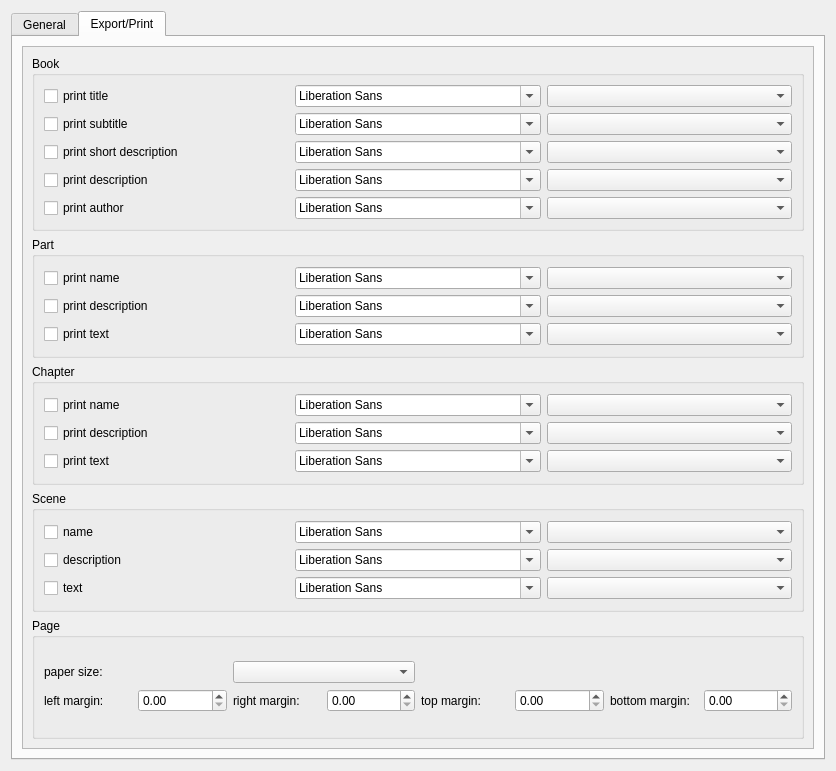
Qt form cpropertieswindow.ui (birkeh/qtStoryWriter) before a commit.
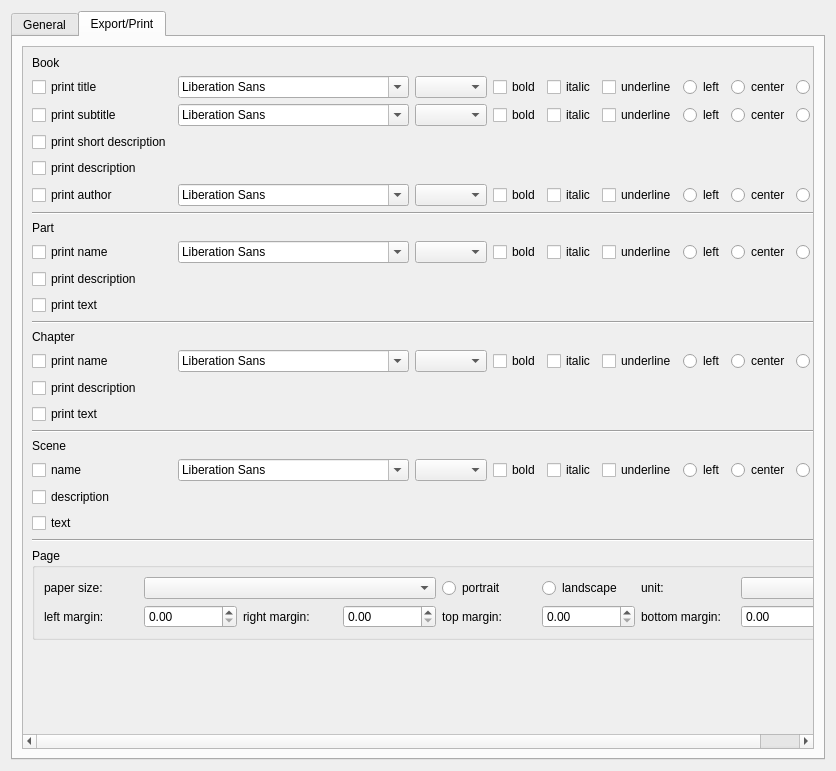
The same form after that commit. Custom widgets are drawn as their Qt base class.

```diff
--- a/cpropertieswindow.ui
+++ b/cpropertieswindow.ui
@@ -147,7 +147,7 @@
        <string>Export/Print</string>
       </attribute>
       <layout class="QGridLayout" name="gridLayout_6">
-       <item row="0" column="0">
+       <item row="0" column="1">
         <widget class="QScrollArea" name="scrollArea">
          <property name="widgetResizable">
           <bool>true</bool>
@@ -161,242 +161,8 @@
             <height>707</height>
            </rect>
           </property>
-          <layout class="QGridLayout" name="gridLayout_13">
-           <item row="2" column="0">
-            <widget class="QGroupBox" name="groupBox_3">
-             <property name="title">
-              <string>Chapter</string>
-             </property>
-             <layout class="QGridLayout" name="gridLayout_10">
-              <item row="0" column="0">
-               <layout class="QGridLayout" name="gridLayout_9">
-                <item row="0" column="0">
-                 <widget class="QCheckBox" name="checkBox_9">
-                  <property name="text">
-                   <string>print name</string>
-                  </property>
-                 </widget>
-                </item>
-                <item row="2" column="0">
-                 <widget class="QCheckBox" name="checkBox_11">
-                  <property name="text">
-                   <string>print text</string>
-                  </property>
-                 </widget>
-                </item>
-                <item row="1" column="0">
-                 <widget class="QCheckBox" name="checkBox_10">
-                  <property name="text">
-                   <string>print description</string>
-                  </property>
-                 </widget>
-                </item>
-                <item row="1" column="1">
-                 <widget class="QFontComboBox" name="fontComboBox_10"/>
-                </item>
-                <item row="0" column="1">
-                 <widget class="QFontComboBox" name="fontComboBox_9"/>
-                </item>
-                <item row="2" column="1">
-                 <widget class="QFontComboBox" name="fontComboBox_11"/>
-                </item>
-                <item row="0" column="2">
-                 <widget class="QComboBox" name="comboBox_9"/>
-                </item>
-                <item row="1" column="2">
-                 <widget class="QComboBox" name="comboBox_10"/>
-                </item>
-                <item row="2" column="2">
-                 <widget class="QComboBox" name="comboBox_11"/>
-                </item>
-               </layout>
-              </item>
-             </layout>
-            </widget>
-           </item>
+          <layout class="QGridLayout" name="gridLayout_4">
            <item row="1" column="0">
-            <widget class="QGroupBox" name="groupBox_2">
-             <property name="title">
-              <string>Part</string>
-             </property>
-             <layout class="QGridLayout" name="gridLayout_8">
-              <item row="0" column="0">
-               <layout class="QGridLayout" name="gridLayout_7">
-                <item row="0" column="0">
-                 <widget class="QCheckBox" name="checkBox_6">
-                  <property name="text">
-                   <string>print name</string>
-                  </property>
-                 </widget>
-                </item>
-                <item row="1" column="0">
-                 <widget class="QCheckBox" name="checkBox_7">
-                  <property name="text">
-                   <string>print description</string>
-                  </property>
-                 </widget>
-                </item>
-                <item row="2" column="0">
-                 <widget class="QCheckBox" name="checkBox_8">
-                  <property name="text">
-                   <string>print text</string>
-                  </property>
-                 </widget>
-                </item>
-                <item row="1" column="1">
-                 <widget class="QFontComboBox" name="fontComboBox_7"/>
-                </item>
-                <item row="0" column="1">
-                 <widget class="QFontComboBox" name="fontComboBox_6"/>
-                </item>
-                <item row="2" column="1">
-                 <widget class="QFontComboBox" name="fontComboBox_8"/>
-                </item>
-                <item row="0" column="2">
-                 <widget class="QComboBox" name="comboBox_6"/>
-                </item>
-                <item row="1" column="2">
-                 <widget class="QComboBox" name="comboBox_7"/>
-                </item>
-                <item row="2" column="2">
-                 <widget class="QComboBox" name="comboBox_8"/>
-                </item>
-               </layout>
-              </item>
-             </layout>
-            </widget>
-           </item>
-           <item row="3" column="0">
-            <widget class="QGroupBox" name="groupBox_4">
-             <property name="title">
-              <string>Scene</string>
-             </property>
-             <layout class="QGridLayout" name="gridLayout_12">
-              <item row="0" column="0">
-               <layout class="QGridLayout" name="gridLayout_11">
-                <item row="0" column="0">
-                 <widget class="QCheckBox" name="checkBox_12">
-                  <property name="text">
-                   <string>name</string>
-                  </property>
-                 </widget>
-                </item>
-                <item row="1" column="0">
-                 <widget class="QCheckBox" name="checkBox_13">
-                  <property name="text">
-                   <string>description</string>
-                  </property>
-                 </widget>
-                </item>
-                <item row="2" column="0">
-                 <widget class="QCheckBox" name="checkBox_14">
-                  <property name="text">
-                   <string>text</string>
-                  </property>
-                 </widget>
-                </item>
-                <item row="1" column="1">
-                 <widget class="QFontComboBox" name="fontComboBox_13"/>
-                </item>
-                <item row="0" column="1">
-                 <widget class="QFontComboBox" name="fontComboBox_12"/>
-                </item>
-                <item row="2" column="1">
-                 <widget class="QFontComboBox" name="fontComboBox_14"/>
-                </item>
-                <item row="0" column="2">
-                 <widget class="QComboBox" name="comboBox_12"/>
-                </item>
-                <item row="1" column="2">
-                 <widget class="QComboBox" name="comboBox_13"/>
-                </item>
-                <item row="2" column="2">
-                 <widget class="QComboBox" name="comboBox_14"/>
-                </item>
-               </layout>
-              </item>
-             </layout>
-            </widget>
-           </item>
-           <item row="0" column="0">
-            <widget class="QGroupBox" name="groupBox">
-             <property name="title">
-              <string>Book</string>
-             </property>
-             <layout class="QGridLayout" name="gridLayout_5">
-              <item row="0" column="0">
-               <layout class="QGridLayout" name="gridLayout_4">
-                <item row="0" column="0">
-                 <widget class="QCheckBox" name="checkBox">
-                  <property name="text">
-                   <string>print title</string>
-                  </property>
-                 </widget>
-                </item>
-                <item row="1" column="0">
-                 <widget class="QCheckBox" name="checkBox_2">
-                  <property name="text">
-                   <string>print subtitle</string>
-                  </property>
-                 </widget>
-                </item>
-                <item row="2" column="0">
-                 <widget class="QCheckBox" name="checkBox_3">
-                  <property name="text">
-                   <string>print short description</string>
-                  </property>
-                 </widget>
-                </item>
-                <item row="3" column="0">
-                 <widget class="QCheckBox" name="checkBox_4">
-                  <property name="text">
-                   <string>print description</string>
-                  </property>
-                 </widget>
-                </item>
-                <item row="4" column="0">
-                 <widget class="QCheckBox" name="checkBox_5">
-                  <property name="text">
-                   <string>print author</string>
-                  </property>
-                 </widget>
-                </item>
-                <item row="1" column="1">
-                 <widget class="QFontComboBox" name="fontComboBox_2"/>
-                </item>
-                <item row="0" column="1">
-                 <widget class="QFontComboBox" name="fontComboBox"/>
-                </item>
-                <item row="3" column="1">
-                 <widget class="QFontComboBox" name="fontComboBox_3"/>
-                </item>
-                <item row="4" column="1">
-                 <widget class="QFontComboBox" name="fontComboBox_4"/>
-                </item>
-                <item row="2" column="1">
-                 <widget class="QFontComboBox" name="fontComboBox_5"/>
-                </item>
-                <item row="0" column="2">
-                 <widget class="QComboBox" name="comboBox"/>
-                </item>
-                <item row="1" column="2">
-                 <widget class="QComboBox" name="comboBox_2"/>
-                </item>
-                <item row="2" column="2">
-                 <widget class="QComboBox" name="comboBox_3"/>
-                </item>
-                <item row="3" column="2">
-                 <widget class="QComboBox" name="comboBox_4"/>
-                </item>
-                <item row="4" column="2">
-                 <widget class="QComboBox" name="comboBox_5"/>
-                </item>
-               </layout>
-              </item>
-             </layout>
-            </widget>
-           </item>
-           <item row="4" column="0">
             <widget class="QGroupBox" name="groupBox_5">
              <property name="title">
               <string>Page</string>
@@ -404,13 +170,6 @@
              <layout class="QGridLayout" name="gridLayout_15">
               <item row="0" column="0">
                <layout class="QGridLayout" name="gridLayout_14">
-                <item row="0" column="0" colspan="2">
-                 <widget class="QLabel" name="label_9">
-                  <property name="text">
-                   <string>paper size:</string>
-                  </property>
-                 </widget>
-                </item>
                 <item row="1" column="2">
                  <widget class="QLabel" name="label_11">
                   <property name="text">
@@ -432,10 +191,7 @@
                  </widget>
                 </item>
                 <item row="1" column="1">
-                 <widget class="QDoubleSpinBox" name="doubleSpinBox"/>
-                </item>
-                <item row="0" column="2" colspan="2">
-                 <widget class="QComboBox" name="comboBox_15"/>
+                 <widget class="QDoubleSpinBox" name="m_lpMarginLeft"/>
                 </item>
                 <item row="1" column="4">
                  <widget class="QLabel" name="label_12">
@@ -455,13 +211,552 @@
                  <widget class="QDoubleSpinBox" name="doubleSpinBox_3"/>
                 </item>
                 <item row="1" column="7">
-                 <widget class="QDoubleSpinBox" name="doubleSpinBox_4"/>
+                 <widget class="QDoubleSpinBox" name="m_lpMarginBottom"/>
+                </item>
+                <item row="0" column="0">
+                 <widget class="QLabel" name="label_9">
+                  <property name="text">
+                   <string>paper size:</string>
+                  </property>
+                 </widget>
+                </item>
+                <item row="0" column="1" colspan="3">
+                 <widget class="QComboBox" name="m_lpPaperSize"/>
+                </item>
+                <item row="0" column="4">
+                 <widget class="QRadioButton" name="m_lpOrientationPortrait">
+                  <property name="text">
+                   <string>portrait</string>
+                  </property>
+                  <attribute name="buttonGroup">
+                   <string notr="true">m_lpOrientation</string>
+                  </attribute>
+                 </widget>
+                </item>
+                <item row="0" column="5">
+                 <widget class="QRadioButton" name="m_lpOrientationLandscape">
+                  <property name="text">
+                   <string>landscape</string>
+                  </property>
+                  <attribute name="buttonGroup">
+                   <string notr="true">m_lpOrientation</string>
+                  </attribute>
+                 </widget>
+                </item>
+                <item row="0" column="6">
+                 <widget class="QLabel" name="label_18">
+                  <property name="text">
+                   <string>unit:</string>
+                  </property>
+                 </widget>
+                </item>
+                <item row="0" column="7">
+                 <widget class="QComboBox" name="m_lpUnit"/>
                 </item>
                </layout>
               </item>
              </layout>
             </widget>
            </item>
+           <item row="2" column="0">
+            <spacer name="verticalSpacer">
+             <property name="orientation">
+              <enum>Qt::Vertical</enum>
+             </property>
+             <property name="sizeHint" stdset="0">
+              <size>
+               <width>20</width>
+               <height>40</height>
+              </size>
+             </property>
+            </spacer>
+           </item>
+           <item row="0" column="0">
+            <layout class="QGridLayout" name="gridLayout_13">
+             <item row="11" column="0" colspan="9">
+              <widget class="Line" name="line_2">
+               <property name="orientation">
+                <enum>Qt::Horizontal</enum>
+               </property>
+              </widget>
+             </item>
+             <item row="14" column="0">
+              <widget class="QCheckBox" name="m_lpPrintChapterDescription">
+               <property name="text">
+                <string>print description</string>
+               </property>
+              </widget>
+             </item>
+             <item row="10" column="0">
+              <widget class="QCheckBox" name="m_lpPrintPartText">
+               <property name="text">
+                <string>print text</string>
+               </property>
+              </widget>
+             </item>
+             <item row="13" column="3">
+              <widget class="QCheckBox" name="m_lpChapterNameBold">
+               <property name="text">
+                <string>bold</string>
+               </property>
+              </widget>
+             </item>
+             <item row="20" column="0">
+              <widget class="QCheckBox" name="m_lpPrintSceneText">
+               <property name="text">
+                <string>text</string>
+               </property>
+              </widget>
+             </item>
+             <item row="18" column="3">
+              <widget class="QCheckBox" name="m_lpSceneNameBold">
+               <property name="text">
+                <string>bold</string>
+               </property>
+              </widget>
+             </item>
+             <item row="6" column="0" colspan="9">
+              <widget class="Line" name="line">
+               <property name="orientation">
+                <enum>Qt::Horizontal</enum>
+               </property>
+              </widget>
+             </item>
+             <item row="2" column="5">
+              <widget class="QCheckBox" name="m_lpSubtitleUnderline">
+               <property name="text">
+                <string>underline</string>
+               </property>
+              </widget>
+             </item>
+             <item row="18" column="2">
+              <widget class="QComboBox" name="m_lpSceneNameFontSize"/>
+             </item>
+             <item row="1" column="5">
+              <widget class="QCheckBox" name="m_lpTitleUnderline">
+               <property name="text">
+                <string>underline</string>
+               </property>
+              </widget>
+             </item>
+             <item row="19" column="0">
+              <widget class="QCheckBox" name="m_lpPrintSceneDescription">
+               <property name="text">
+                <string>description</string>
+               </property>
+              </widget>
+             </item>
+             <item row="13" column="8">
+              <widget class="QRadioButton" name="m_lpChapterNameRight">
+               <property name="text">
+                <string>right</string>
+               </property>
+              </widget>
+             </item>
+             <item row="13" column="4">
+              <widget class="QCheckBox" name="m_lpChapterNameItalic">
+               <property name="text">
+                <string>italic</string>
+               </property>
+              </widget>
+             </item>
+             <item row="8" column="1">
+              <widget class="QFontComboBox" name="m_lpPartNameFont"/>
+             </item>
+             <item row="3" column="0">
+              <widget class="QCheckBox" name="m_lpPrintShortDescription">
+               <property name="text">
+                <string>print short description</string>
+               </property>
+              </widget>
+             </item>
+             <item row="8" column="5">
+              <widget class="QCheckBox" name="m_lpPartNameUnderline">
+               <property name="text">
+                <string>underline</string>
+               </property>
+              </widget>
+             </item>
+             <item row="1" column="7">
+              <widget class="QRadioButton" name="m_lpTitleCenter">
+               <property name="text">
+                <string>center</string>
+               </property>
+               <attribute name="buttonGroup">
+                <string notr="true">m_lpTitleAlign</string>
+               </attribute>
+              </widget>
+             </item>
+             <item row="5" column="5">
+              <widget class="QCheckBox" name="m_lpAuthorUnderline">
+               <property name="text">
+                <string>underline</string>
+               </property>
+              </widget>
+             </item>
+             <item row="8" column="4">
+              <widget class="QCheckBox" name="m_lpPartNameItalic">
+               <property name="text">
+                <string>italic</string>
+               </property>
+              </widget>
+             </item>
+             <item row="13" column="6">
+              <widget class="QRadioButton" name="m_lpChapterNameLeft">
+               <property name="text">
+                <string>left</string>
+               </property>
+              </widget>
+             </item>
+             <item row="8" column="3">
+              <widget class="QCheckBox" name="m_lpPartNameBold">
+               <property name="text">
+                <string>bold</string>
+               </property>
+              </widget>
+             </item>
+             <item row="5" column="4">
+              <widget class="QCheckBox" name="m_lpAuthorItalic">
+               <property name="text">
+                <string>italic</string>
+               </property>
+              </widget>
+             </item>
+             <item row="1" column="2">
+              <widget class="QComboBox" name="m_lpTitleFontSize"/>
+             </item>
+             <item row="13" column="5">
+              <widget class="QCheckBox" name="m_lpChapterNameUnderline">
+               <property name="text">
+                <string>underline</string>
+               </property>
+              </widget>
+             </item>
+             <item row="4" column="0">
+              <widget class="QCheckBox" name="m_lpPrintDescription">
+               <property name="text">
+                <string>print description</string>
+               </property>
+              </widget>
+             </item>
+             <item row="1" column="1">
+              <widget class="QFontComboBox" name="m_lpTitleFont"/>
+             </item>
+             <item row="0" column="0" colspan="9">
+              <widget class="QLabel" name="label_14">
+               <property name="text">
+                <string>Book</string>
+               </property>
+              </widget>
+             </item>
+             <item row="8" column="7">
+              <widget class="QRadioButton" name="m_lpPartNameCenter">
+               <property name="text">
+                <string>center</string>
+               </property>
+              </widget>
+             </item>
+             <item row="1" column="4">
+              <widget class="QCheckBox" name="m_lpTitleItalic">
+               <property name="text">
+                <string>italic</string>
+               </property>
+              </widget>
+             </item>
+             <item row="8" column="2">
+              <widget class="QComboBox" name="m_lpPartNameFontSize"/>
+             </item>
+             <item row="5" column="8">
+              <widget class="QRadioButton" name="m_lpAuthorRight">
+               <property name="text">
+                <string>right</string>
+               </property>
+               <attribute name="buttonGroup">
+                <string notr="true">m_lpAuthorAlign</string>
+               </attribute>
+              </widget>
+             </item>
+             <item row="18" column="5">
+              <widget class="QCheckBox" name="m_lpSceneNameUnderline">
+               <property name="text">
+                <string>underline</string>
+               </property>
+              </widget>
+             </item>
+             <item row="13" column="0">
+              <widget class="QCheckBox" name="m_lpPrintChapterName">
+               <property name="text">
+                <string>print name</string>
+               </property>
+              </widget>
+             </item>
+             <item row="8" column="6">
+              <widget class="QRadioButton" name="m_lpPartNameLeft">
+               <property name="text">
+                <string>left</string>
+               </property>
+              </widget>
+             </item>
+             <item row="18" column="1">
+              <widget class="QFontComboBox" name="m_lpSceneNameFont"/>
+             </item>
+             <item row="18" column="6">
+              <widget class="QRadioButton" name="m_lpSceneNameLeft">
+               <property name="text">
+                <string>left</string>
+               </property>
+              </widget>
+             </item>
+             <item row="18" column="4">
+              <widget class="QCheckBox" name="m_lpSceneNameItalic">
+               <property name="text">
+                <string>italic</string>
+               </property>
+              </widget>
+             </item>
+             <item row="18" column="7">
+              <widget class="QRadioButton" name="m_lpSceneNameCenter">
+               <property name="text">
+                <string>center</string>
+               </property>
+              </widget>
+             </item>
+             <item row="2" column="0">
+              <widget class="QCheckBox" name="m_lpPrintSubtitle">
+               <property name="text">
+                <string>print subtitle</string>
+               </property>
+              </widget>
+             </item>
+             <item row="2" column="2">
+              <widget class="QComboBox" name="m_lpSubtitleFontSize"/>
+             </item>
+             <item row="8" column="0">
+              <widget class="QCheckBox" name="m_lpPrintPartName">
+               <property name="text">
+                <string>print name</string>
+               </property>
+              </widget>
+             </item>
+             <item row="1" column="8">
+              <widget class="QRadioButton" name="m_lpTitleRight">
+               <property name="text">
+                <string>right</string>
+               </property>
+               <attribute name="buttonGroup">
+                <string notr="true">m_lpTitleAlign</string>
+               </attribute>
+              </widget>
+             </item>
+             <item row="8" column="8">
+              <widget class="QRadioButton" name="m_lpPartNameRight">
+               <property name="text">
+                <string>right</string>
+               </property>
+              </widget>
+             </item>
+             <item row="5" column="7">
+              <widget class="QRadioButton" name="m_lpAuthorCenter">
+               <property name="text">
+                <string>center</string>
+               </property>
+               <attribute name="buttonGroup">
+                <string notr="true">m_lpAuthorAlign</string>
+               </attribute>
+              </widget>
+             </item>
+             <item row="9" column="0">
+              <widget class="QCheckBox" name="m_lpPrintPartDescription">
+               <property name="text">
+                <string>print description</string>
+               </property>
+              </widget>
+             </item>
+             <item row="15" column="0">
+              <widget class="QCheckBox" name="m_lpPrintChapterText">
+               <property name="text">
+                <string>print text</string>
+               </property>
+              </widget>
+             </item>
+             <item row="2" column="8">
+              <widget class="QRadioButton" name="m_lpSubtitleRight">
+               <property name="text">
+                <string>right</string>
+               </property>
+               <attribute name="buttonGroup">
+                <string notr="true">m_lpSubtitleAlign</string>
+               </attribute>
+              </widget>
+             </item>
+             <item row="5" column="0">
+              <widget class="QCheckBox" name="m_lpPrintAuthor">
+               <property name="text">
+                <string>print author</string>
+               </property>
+              </widget>
+             </item>
+             <item row="13" column="2">
+              <widget class="QComboBox" name="m_lpChapterNameFontSize"/>
+             </item>
+             <item row="1" column="3">
+              <widget class="QCheckBox" name="m_lpTitleBold">
+               <property name="text">
+                <string>bold</string>
+               </property>
+              </widget>
+             </item>
+             <item row="5" column="3">
+              <widget class="QCheckBox" name="m_lpAuthorBold">
+               <property name="text">
+                <string>bold</string>
+               </property>
+              </widget>
+             </item>
+             <item row="2" column="6">
+              <widget class="QRadioButton" name="m_lpSubtitleLeft">
+               <property name="text">
+                <string>left</string>
+               </property>
+               <attribute name="buttonGroup">
+                <string notr="true">m_lpSubtitleAlign</string>
+               </attribute>
+              </widget>
+             </item>
+             <item row="5" column="2">
+              <widget class="QComboBox" name="m_lpAuthorFontSize"/>
+             </item>
+             <item row="12" column="0" colspan="9">
+              <widget class="QLabel" name="label_16">
+               <property name="text">
+                <string>Chapter</string>
+               </property>
+              </widget>
+             </item>
+             <item row="2" column="3">
+              <widget class="QCheckBox" name="m_lpSubtitleBold">
+               <property name="text">
+                <string>bold</string>
+               </property>
+              </widget>
+             </item>
+             <item row="18" column="0">
+              <widget class="QCheckBox" name="m_lpPrintSceneName">
+               <property name="text">
+                <string>name</string>
+               </property>
+              </widget>
+             </item>
+             <item row="2" column="4">
+              <widget class="QCheckBox" name="m_lpSubtitleItalic">
+               <property name="text">
+                <string>italic</string>
+               </property>
+              </widget>
+             </item>
+             <item row="5" column="1">
+              <widget class="QFontComboBox" name="m_lpAuthorFont"/>
+             </item>
+             <item row="13" column="7">
+              <widget class="QRadioButton" name="m_lpChapterNameCenter">
+               <property name="text">
+                <string>center</string>
+               </property>
+              </widget>
+             </item>
+             <item row="5" column="6">
+              <widget class="QRadioButton" name="m_lpAuthorLeft">
+               <property name="text">
+                <string>left</string>
+               </property>
+               <attribute name="buttonGroup">
+                <string notr="true">m_lpAuthorAlign</string>
+               </attribute>
+              </widget>
+             </item>
+             <item row="17" column="0" colspan="9">
+              <widget class="QLabel" name="label_17">
+               <property name="text">
+                <string>Scene</string>
+               </property>
+              </widget>
+             </item>
+             <item row="13" column="1">
+              <widget class="QFontComboBox" name="m_lpChapterNameFont"/>
+             </item>
+             <item row="2" column="7">
+              <widget class="QRadioButton" name="m_lpSubtitleCenter">
+               <property name="text">
+                <string>center</string>
+               </property>
+               <attribute name="buttonGroup">
+                <string notr="true">m_lpSubtitleAlign</string>
+               </attribute>
+              </widget>
+             </item>
+             <item row="18" column="8">
+              <widget class="QRadioButton" name="m_lpSceneNameRight">
+               <property name="text">
+                <string>right</string>
+               </property>
+              </widget>
+             </item>
+             <item row="1" column="0">
+              <widget class="QCheckBox" name="m_lpPrintTitle">
+               <property name="text">
+                <string>print title</string>
+               </property>
+              </widget>
+             </item>
+             <item row="16" column="0" colspan="9">
+              <widget class="Line" name="line_3">
+               <property name="orientation">
+                <enum>Qt::Horizontal</enum>
+               </property>
+              </widget>
+             </item>
+             <item row="7" column="0" colspan="9">
+              <widget class="QLabel" name="label_15">
+               <property name="text">
+                <string>Part</string>
+               </property>
+              </widget>
+             </item>
+             <item row="1" column="6">
+              <widget class="QRadioButton" name="m_lpTitleLeft">
+               <property name="text">
+                <string>left</string>
+               </property>
+               <attribute name="buttonGroup">
+                <string notr="true">m_lpTitleAlign</string>
+               </attribute>
+              </widget>
+             </item>
+             <item row="2" column="1">
+              <widget class="QFontComboBox" name="m_lpSubtitleFont"/>
+             </item>
+             <item row="21" column="0" colspan="9">
+              <widget class="Line" name="line_4">
+               <property name="orientation">
+                <enum>Qt::Horizontal</enum>
+               </property>
+              </widget>
+             </item>
+            </layout>
+           </item>
+           <item row="0" column="1">
+            <spacer name="horizontalSpacer">
+             <property name="orientation">
+              <enum>Qt::Horizontal</enum>
+             </property>
+             <property name="sizeHint" stdset="0">
+              <size>
+               <width>40</width>
+               <height>20</height>
+              </size>
+             </property>
+            </spacer>
+           </item>
           </layout>
          </widget>
         </widget>
```
Left out of the diff: 10 changed lines with no effect on the pictures.
